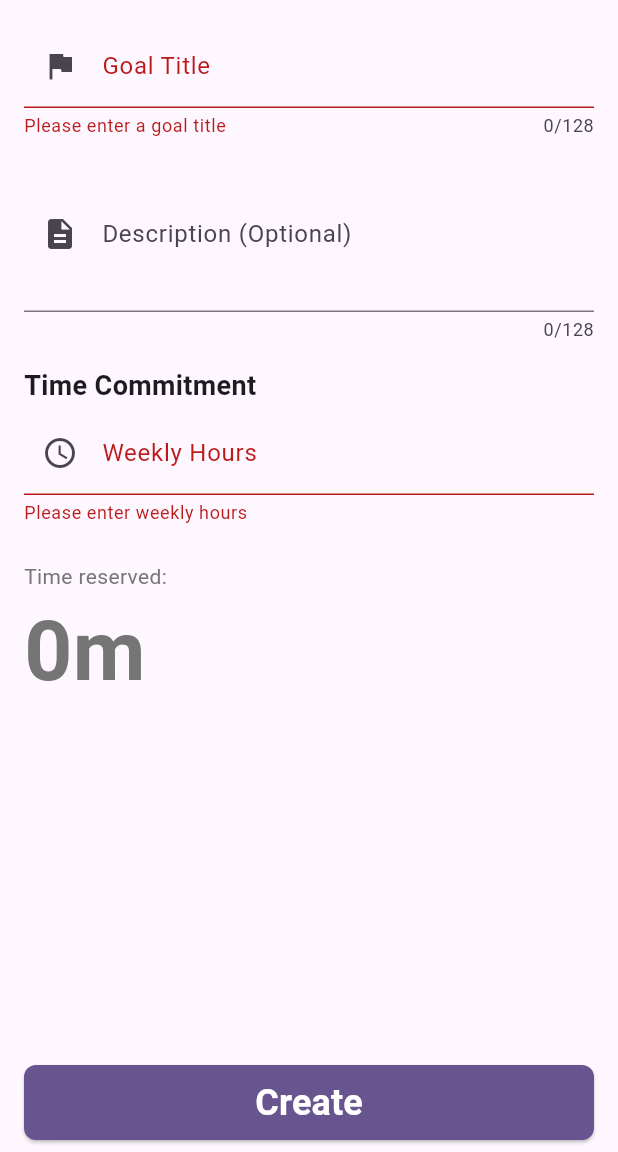
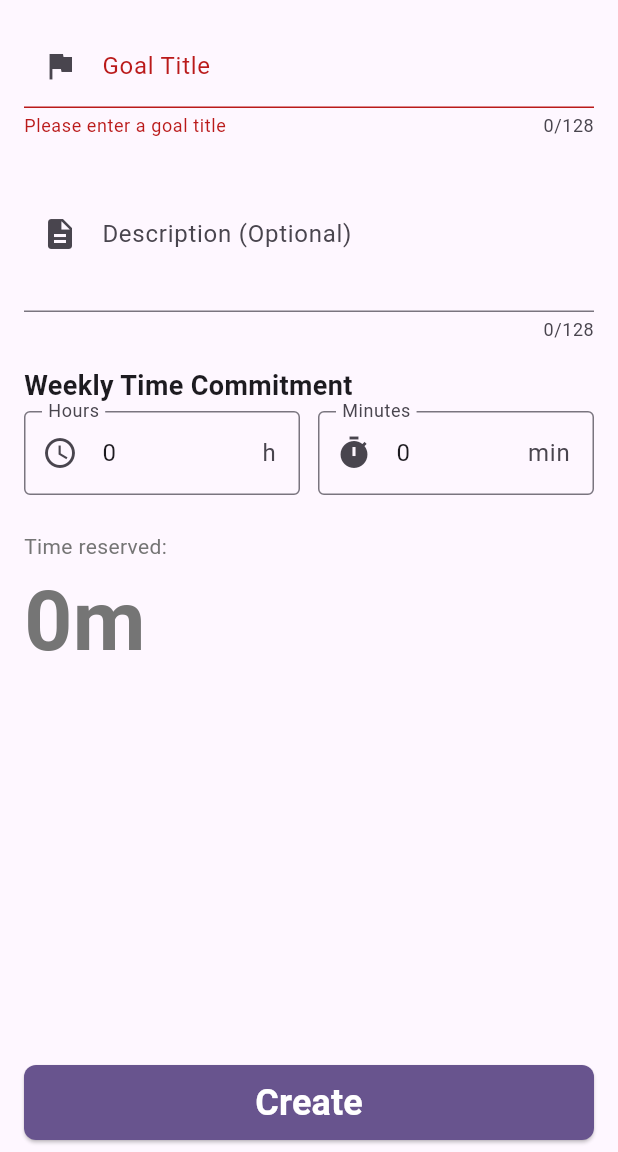
Before and after one commit to MatthewLacerda2/GoalGetter, a Flutter app: the GoalScreen screen opened directly, after a tap on "Create", on a phone screen of 412 x 824 dp, the part 84-1236 px from its top. Run offline on Flutter 3.47's test engine with Material 3 defaults, Android fonts, the phone set to English and light mode, and no system bars; our stand-ins replace font_awesome_flutter, introduction_screen, shared_preferences; accounts and stored records are empty.

Commit message:
goal screens use duration handler

```diff
--- a/frontend/lib/screens/goals/create_goal_screen.dart
+++ b/frontend/lib/screens/goals/create_goal_screen.dart
@@ -2,6 +2,7 @@ import 'package:flutter/material.dart';
 import '../../models/goal.dart';
 import '../../utils/goal_storage.dart';
 import '../agenda/create_task_screen.dart';
+import '../../widgets/duration_handler.dart';
 
 class CreateGoalScreen extends StatefulWidget {
   const CreateGoalScreen({super.key});
@@ -14,7 +15,10 @@ class _CreateGoalScreenState extends State<CreateGoalScreen> {
   final _formKey = GlobalKey<FormState>();
   final _titleController = TextEditingController();
   final _descriptionController = TextEditingController();
-  final _weeklyHoursController = TextEditingController();
+
+  // Duration state
+  int _weeklyHours = 0;
+  int _weeklyMinutes = 0;
 
   // Maximum weekly hours allowed (12 * 7 = 84 hours)
   static const double _maxWeeklyHours = 84.0;
@@ -23,18 +27,43 @@ class _CreateGoalScreenState extends State<CreateGoalScreen> {
   void dispose() {
     _titleController.dispose();
     _descriptionController.dispose();
-    _weeklyHoursController.dispose();
     super.dispose();
+  }
+
+  void _onDurationChanged(int hours, int minutes) {
+    setState(() {
+      _weeklyHours = hours;
+      _weeklyMinutes = minutes;
+    });
+  }
+
+  String? _validateWeeklyDuration(String? value) {
+    if (value == null || value.isEmpty) {
+      return 'Please enter weekly time commitment';
+    }
+
+    final totalHours = _weeklyHours + (_weeklyMinutes / 60.0);
+    if (totalHours <= 0) {
+      return 'Weekly time must be greater than 0';
+    }
+    if (totalHours > _maxWeeklyHours) {
+      return 'Weekly time cannot exceed $_maxWeeklyHours hours';
+    }
+
+    return null;
   }
 
   void _saveGoal() async {
     if (_formKey.currentState!.validate()) {
+      // Calculate total hours (including minutes)
+      final totalHours = _weeklyHours + (_weeklyMinutes / 60.0);
+
       // Create Goal object
       final goal = Goal(
         id: '', // Let storage assign a UUID
         title: _titleController.text,
         description: _descriptionController.text.isEmpty ? null : _descriptionController.text,
-        weeklyHours: double.parse(_weeklyHoursController.text),
+        weeklyHours: totalHours,
       );
 
       // Save goal to storage
@@ -114,42 +143,24 @@ class _CreateGoalScreenState extends State<CreateGoalScreen> {
                 maxLength: 128,
               ),
               const SizedBox(height: 16),
-              // Hours Section
+
+              // Time Commitment Section
               const Text(
-                'Time Commitment',
+                'Weekly Time Commitment',
                 style: TextStyle(
                   fontSize: 18,
                   fontWeight: FontWeight.bold,
                 ),
               ),
               const SizedBox(height: 4),
-              // Weekly Hours
-              TextFormField(
-                controller: _weeklyHoursController,
-                decoration: const InputDecoration(
-                  labelText: 'Weekly Hours',
-                  border: OutlineInputBorder(),
-                  prefixIcon: Icon(Icons.schedule),
-                  suffixText: 'hours/week',
-                ),
-                keyboardType: TextInputType.number,
-                validator: (value) {
-                  if (value == null || value.isEmpty) {
-                    return 'Please enter weekly hours';
-                  }
-                  if (double.tryParse(value) == null) {
-                    return 'Please enter a valid number';
-                  }
-                  final hours = double.parse(value);
-                  if (hours <= 0) {
-                    return 'Weekly hours must be greater than 0';
-                  }
-                  if (hours > _maxWeeklyHours) {
-                    return 'Weekly hours cannot exceed $_maxWeeklyHours hours';
-                  }
-                  return null;
-                },
+
+              // Weekly Duration using DurationHandler
+              DurationHandler(
+                onDurationChanged: _onDurationChanged,
+                isRequired: true,
+                validator: _validateWeeklyDuration,
               ),
+
               const SizedBox(height: 8),
               Text(
                 'You can create tasks for this goal later',
--- a/frontend/lib/screens/goals/goal_screen.dart
+++ b/frontend/lib/screens/goals/goal_screen.dart
@@ -2,6 +2,7 @@ import 'package:flutter/material.dart';
 import '../../models/goal.dart';
 import '../../utils/goal_storage.dart';
 import '../../widgets/screens/goals/goal_progress_measurer.dart';
+import '../../widgets/duration_handler.dart';
 
 class GoalScreen extends StatefulWidget {
   const GoalScreen({super.key, this.goal});
@@ -15,13 +16,15 @@ class _GoalScreenState extends State<GoalScreen> {
   final _formKey = GlobalKey<FormState>();
   final _titleController = TextEditingController();
   final _descriptionController = TextEditingController();
-  final _weeklyHoursController = TextEditingController();
+
+  // Duration state
+  int _weeklyHours = 0;
+  int _weeklyMinutes = 0;
 
   @override
   void dispose() {
     _titleController.dispose();
     _descriptionController.dispose();
-    _weeklyHoursController.dispose();
     super.dispose();
   }
 
@@ -31,18 +34,40 @@ class _GoalScreenState extends State<GoalScreen> {
     if (widget.goal != null) {
       _titleController.text = widget.goal!.title;
       _descriptionController.text = widget.goal!.description ?? '';
-      _weeklyHoursController.text = widget.goal!.weeklyHours.toString();
+
+      // Convert weekly hours to hours and minutes
+      final totalHours = widget.goal!.weeklyHours;
+      _weeklyHours = totalHours.floor();
+      _weeklyMinutes = ((totalHours - _weeklyHours) * 60).round();
     }
+  }
+
+  void _onDurationChanged(int hours, int minutes) {
+    setState(() {
+      _weeklyHours = hours;
+      _weeklyMinutes = minutes;
+    });
+  }
+
+  String? _validateWeeklyDuration(String? value) {
+    final totalHours = _weeklyHours + (_weeklyMinutes / 60.0);
+    if (totalHours <= 0) {
+      return 'Weekly time must be greater than 0';
+    }
+    return null;
   }
 
   void _saveGoal() async {
     if (_formKey.currentState!.validate()) {
+      // Calculate total hours (including minutes)
+      final totalHours = _weeklyHours + (_weeklyMinutes / 60.0);
+
       // Create Goal object
       final goal = Goal(
         id: widget.goal?.id ?? '', // Use existing ID if editing, otherwise empty
         title: _titleController.text,
         description: _descriptionController.text.isEmpty ? null : _descriptionController.text,
-        weeklyHours: double.parse(_weeklyHoursController.text),
+        weeklyHours: totalHours,
       );
 
       if (widget.goal != null) {
@@ -112,41 +137,25 @@ class _GoalScreenState extends State<GoalScreen> {
                 maxLength: 128,
               ),
               const SizedBox(height: 16),
-              // Hours Section
               const Text(
-                'Time Commitment',
+                'Weekly Time Commitment',
                 style: TextStyle(
                   fontSize: 18,
                   fontWeight: FontWeight.bold,
                 ),
               ),
               const SizedBox(height: 4),
-              // Weekly Hours
-              TextFormField(
-                controller: _weeklyHoursController,
-                decoration: const InputDecoration(
-                  labelText: 'Weekly Hours',
-                  border: UnderlineInputBorder(),
-                  prefixIcon: Icon(Icons.schedule),
-                  suffixText: 'hours/week',
-                ),
-                keyboardType: TextInputType.number,
-                validator: (value) {
-                  if (value == null || value.isEmpty) {
-                    return 'Please enter weekly hours';
-                  }
-                  if (double.tryParse(value) == null) {
-                    return 'Please enter a valid number';
-                  }
-                  if (double.parse(value) <= 0) {
-                    return 'Weekly hours must be greater than 0';
-                  }
-                  return null;
-                },
+              DurationHandler(
+                initialHours: _weeklyHours,
+                initialMinutes: _weeklyMinutes,
+                onDurationChanged: _onDurationChanged,
+                isRequired: true,
+                validator: _validateWeeklyDuration,
               ),
+
               const SizedBox(height: 12),
               GoalProgressMeasurer(
-                hoursPerWeek: widget.goal?.weeklyHours ?? 0.0,
+                hoursPerWeek: _weeklyHours + (_weeklyMinutes / 60.0),
                 goalId: widget.goal?.id ?? '',
               ),
               const SizedBox(height: 16),
```
